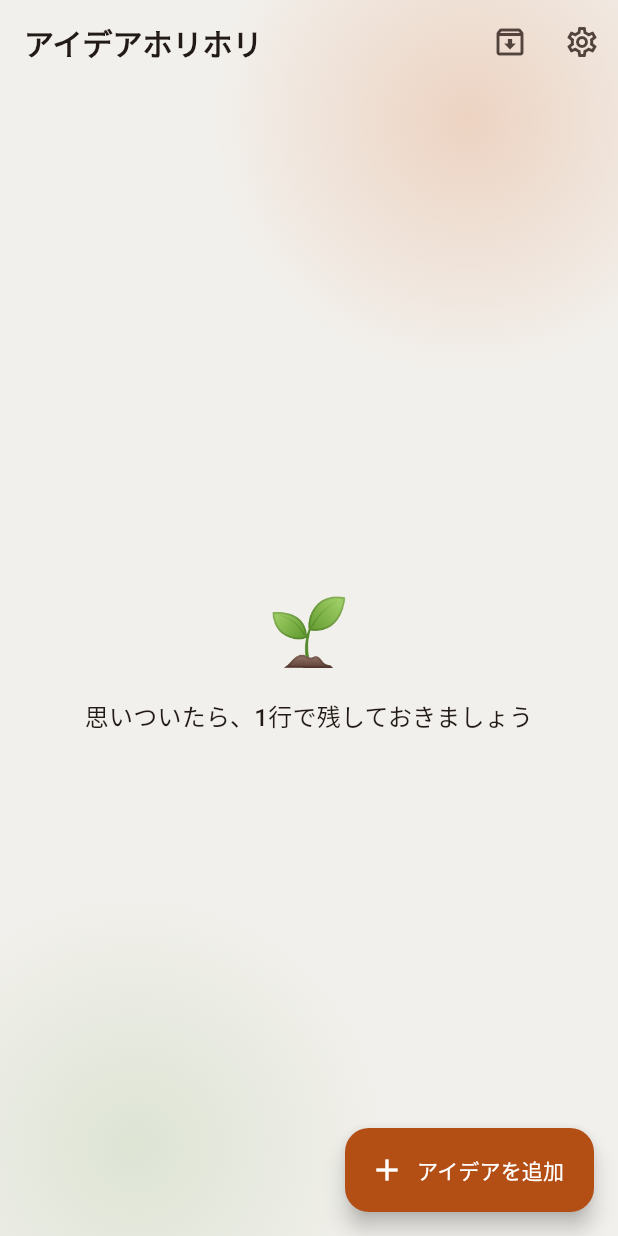
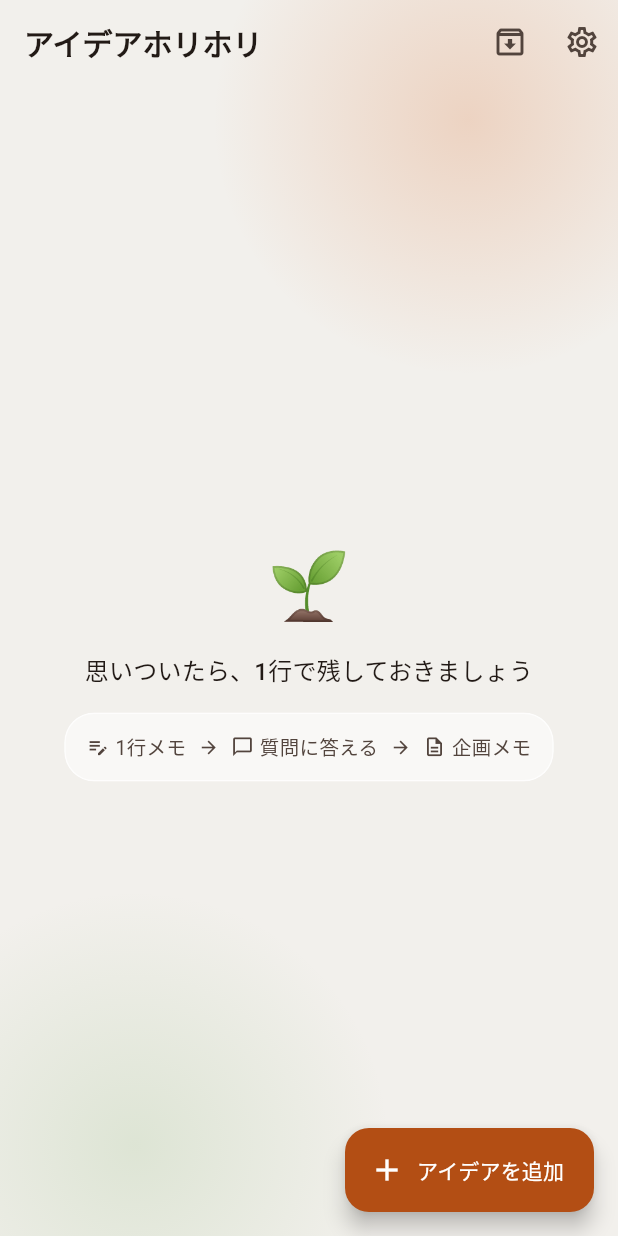
Before and after one commit to TaigaShinohara/idea-horihori, a Flutter app: the screen it shows after launch, on a phone screen of 412 x 824 dp. Run offline on Flutter 3.47's test engine with Material 3 defaults, Android fonts, the phone set to English and light mode, and no system bars; our stand-ins replace flutter_secure_storage, google_sign_in, shared_preferences; missing offline and left inert: flutter_device_ai; accounts and stored records are empty.

Commit message:
feat: ホーム・詳細・指示書画面の初回導線と重複表示を整理

```diff
--- a/lib/screens/dev_brief_screen.dart
+++ b/lib/screens/dev_brief_screen.dart
@@ -53,6 +53,7 @@ class DevBriefScreen extends StatelessWidget {
                     var message = '指示書をコピーしました';
                     try {
                       await Clipboard.setData(ClipboardData(text: brief));
+                      HapticFeedback.lightImpact();
                     } catch (_) {
                       message = 'コピーできませんでした。本文を選択してコピーできます。';
                     }
--- a/lib/screens/home_screen.dart
+++ b/lib/screens/home_screen.dart
@@ -156,6 +156,8 @@ class HomeScreen extends StatelessWidget {
                         style: Theme.of(context).textTheme.titleMedium,
                         textAlign: TextAlign.center,
                       ),
+                      const SizedBox(height: 16),
+                      const _EmptyFlowHint(),
                       if (store.ideasRecoveryNotice case final notice?) ...[
                         const SizedBox(height: 16),
                         _RecoveryNoticeBanner(
@@ -330,7 +332,7 @@ class _QuickAddSheetState extends State<_QuickAddSheet> {
           TextField(
             controller: _note,
             enabled: !_saving,
-            maxLines: 2,
+            maxLines: 4,
             minLines: 1,
             style: const TextStyle(fontSize: 14),
             decoration: glassInputDecoration(
@@ -377,6 +379,16 @@ class _IdeaCard extends StatelessWidget {
   @override
   Widget build(BuildContext context) {
     final stage = idea.stage;
+    final resumable = idea.resumableSession;
+    final isReviewPending =
+        resumable?.reviewOpen == true && resumable?.reviewDraft != null;
+    final digLabel = isReviewPending
+        ? '下書きを確認'
+        : resumable != null
+        ? 'つづきを掘る'
+        : idea.memos.isNotEmpty
+        ? 'もっと深掘り'
+        : '深掘り';
     return GlassCard(
       onTap: () => _open(
         context,
@@ -416,8 +428,13 @@ class _IdeaCard extends StatelessWidget {
                 context,
                 DigScreen(store: store, idea: idea),
               ),
-              icon: const Icon(Icons.chat_bubble_outline, size: 18),
-              label: Text(idea.resumableSession != null ? 'つづきを掘る' : '深掘り'),
+              icon: Icon(
+                isReviewPending
+                    ? Icons.fact_check_outlined
+                    : Icons.chat_bubble_outline,
+                size: 18,
+              ),
+              label: Text(digLabel),
             ),
           ),
         ],
@@ -425,3 +442,40 @@ class _IdeaCard extends StatelessWidget {
     );
   }
 }
+
+class _EmptyFlowHint extends StatelessWidget {
+  const _EmptyFlowHint();
+
+  @override
+  Widget build(BuildContext context) {
+    final muted = Theme.of(context).colorScheme.onSurfaceVariant;
+    Widget step(IconData icon, String text) => Row(
+      mainAxisSize: MainAxisSize.min,
+      children: [
+        Icon(icon, size: 15, color: muted),
+        const SizedBox(width: 4),
+        Text(text, style: TextStyle(fontSize: 13, color: muted)),
+      ],
+    );
+    return GlassCard(
+      padding: const EdgeInsets.symmetric(horizontal: 14, vertical: 12),
+      child: Wrap(
+        alignment: WrapAlignment.center,
+        crossAxisAlignment: WrapCrossAlignment.center,
+        spacing: 8,
+        runSpacing: 6,
+        children: [
+          step(Icons.edit_note_outlined, '1行メモ'),
+          ExcludeSemantics(
+            child: Icon(Icons.arrow_forward, size: 14, color: muted),
+          ),
+          step(Icons.chat_bubble_outline, '質問に答える'),
+          ExcludeSemantics(
+            child: Icon(Icons.arrow_forward, size: 14, color: muted),
+          ),
+          step(Icons.description_outlined, '企画メモ'),
+        ],
+      ),
+    );
+  }
+}
```
Also changed, not shown: lib/screens/detail_screen.dart (+125 -27 lines).
